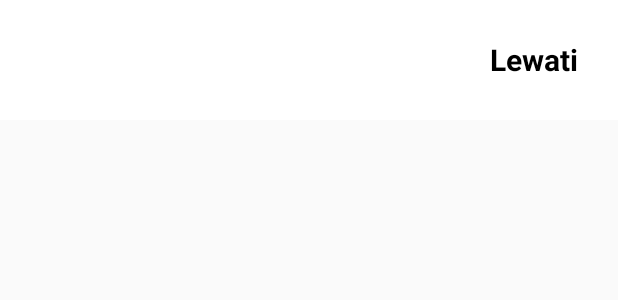
After one commit to diazrezab13/cardviewmenu, an Android app: the layout activity_landing.xml on its own in the app's theme, with its tools: preview values and no code run, on a phone screen of 412 x 824 dp. The commit adds this screen. Shown: the top 300 px of the screen. Run offline under Robolectric (Android 15) with nearby library versions, the phone set to English and light mode, and no system bars.

Commit message:
add landing page activity

```diff
--- a/app/src/main/AndroidManifest.xml
+++ b/app/src/main/AndroidManifest.xml
@@ -15,6 +15,7 @@
                 <category android:name="android.intent.category.LAUNCHER" />
             </intent-filter>
         </activity>
+        <activity android:name=".LandingActivity"/>
         <activity android:name=".MainActivity"/>
     </application>
 
--- a/app/src/main/java/com/example/cardviewmenu/SplashActivity.java
+++ b/app/src/main/java/com/example/cardviewmenu/SplashActivity.java
@@ -17,11 +17,10 @@ public class SplashActivity extends AppCompatActivity {
         handler.postDelayed(new Runnable() {
             @Override
             public void run() {
-                Intent intent=new Intent(SplashActivity.this,MainActivity.class);
+                Intent intent=new Intent(SplashActivity.this,LandingActivity.class);
                 startActivity(intent);
                 finish();
             }
         },3000);
-
     }
 }
--- /dev/null
+++ b/app/src/main/res/layout/actionbar_lewati.xml
@@ -0,0 +1,24 @@
+<merge xmlns:android="http://schemas.android.com/apk/res/android">
+    <RelativeLayout
+        android:layout_width="match_parent"
+        android:layout_height="80dp"
+        android:layout_alignParentTop="true"
+        android:background="@color/white"
+        android:outlineProvider="bounds">
+
+        <TextView
+            android:id="@+id/user_name"
+            android:layout_width="125dp"
+            android:layout_height="40dp"
+            android:layout_marginLeft="300dp"
+            android:layout_marginTop="20dp"
+            android:layout_marginBottom="20dp"
+            android:gravity="center"
+            android:onClick="onClick"
+            android:text="Lewati"
+            android:textAlignment="gravity"
+            android:textColor="@color/black"
+            android:textSize="20sp"
+            android:textStyle="bold" />
+    </RelativeLayout>
+</merge>
--- /dev/null
+++ b/app/src/main/res/layout/activity_landing.xml
@@ -0,0 +1,27 @@
+<?xml version="1.0" encoding="utf-8"?>
+<RelativeLayout xmlns:android="http://schemas.android.com/apk/res/android"
+    xmlns:app="http://schemas.android.com/apk/res-auto"
+    xmlns:tools="http://schemas.android.com/tools"
+    android:layout_width="match_parent"
+    android:layout_height="match_parent"
+    tools:context=".LandingActivity">
+
+        <androidx.viewpager.widget.ViewPager
+            android:id="@+id/homepage"
+            android:layout_width="wrap_content"
+            android:layout_height="wrap_content"/>
+
+        <include
+            layout="@layout/actionbar_lewati"
+            android:id="@+id/incLay"></include>
+
+        <LinearLayout
+            android:id="@+id/homedots"
+            android:layout_width="wrap_content"
+            android:layout_height="wrap_content"
+            android:layout_alignParentBottom="true"
+            android:layout_gravity="center"
+            android:gravity="center"
+            android:layout_centerHorizontal="true"
+            android:orientation="horizontal" />
+</RelativeLayout>
```
Also changed, not shown: app/src/main/java/com/example/cardviewmenu/HomeSlider.java (added, +26 -0 lines), app/src/main/java/com/example/cardviewmenu/LandingActivity.java (added, +47 -0 lines), app/src/main/java/com/example/cardviewmenu/homefragments/page_home.java (added, +21 -0 lines), app/src/main/java/com/example/cardviewmenu/homefragments/page_home2.java (added, +21 -0 lines), app/src/main/java/com/example/cardviewmenu/homefragments/page_home3.java (added, +21 -0 lines), app/src/main/java/com/example/cardviewmenu/homefragments/page_home4.java (added, +21 -0 lines), app/src/main/java/com/example/cardviewmenu/homefragments/page_home5.java (added, +21 -0 lines), app/src/main/res/layout/page_home.xml (added, +41 -0 lines), app/src/main/res/layout/page_home2.xml (added, +29 -0 lines), app/src/main/res/layout/page_home3.xml (added, +28 -0 lines), app/src/main/res/layout/page_home4.xml (added, +29 -0 lines), app/src/main/res/layout/page_home5.xml (added, +30 -0 lines).
